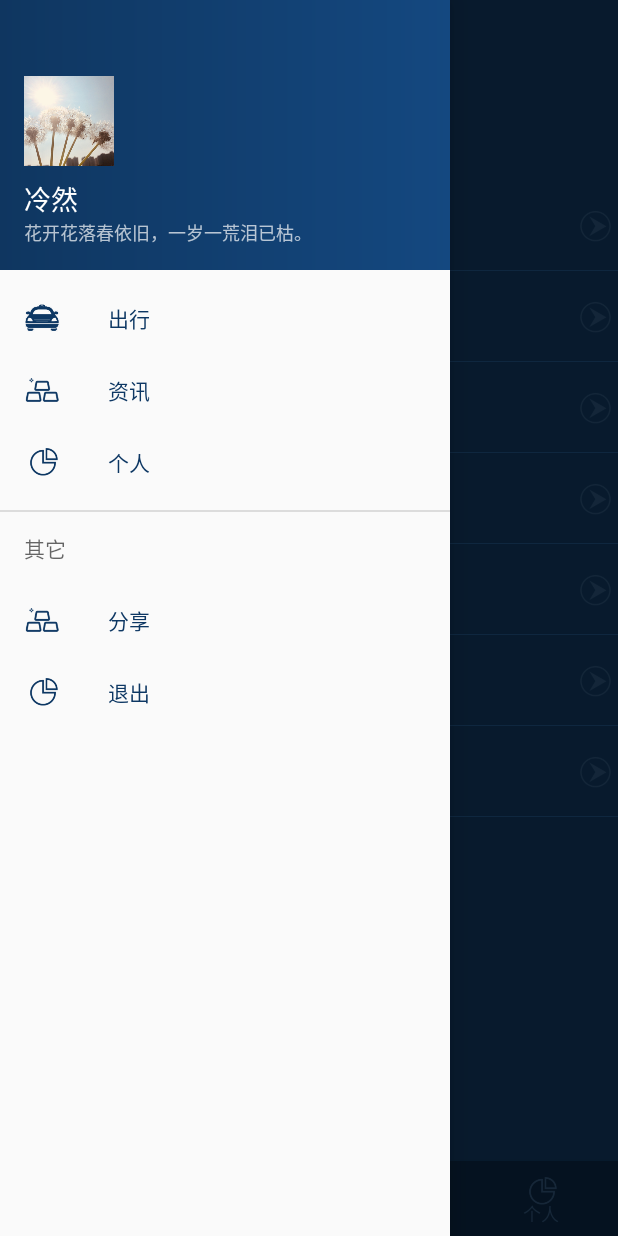
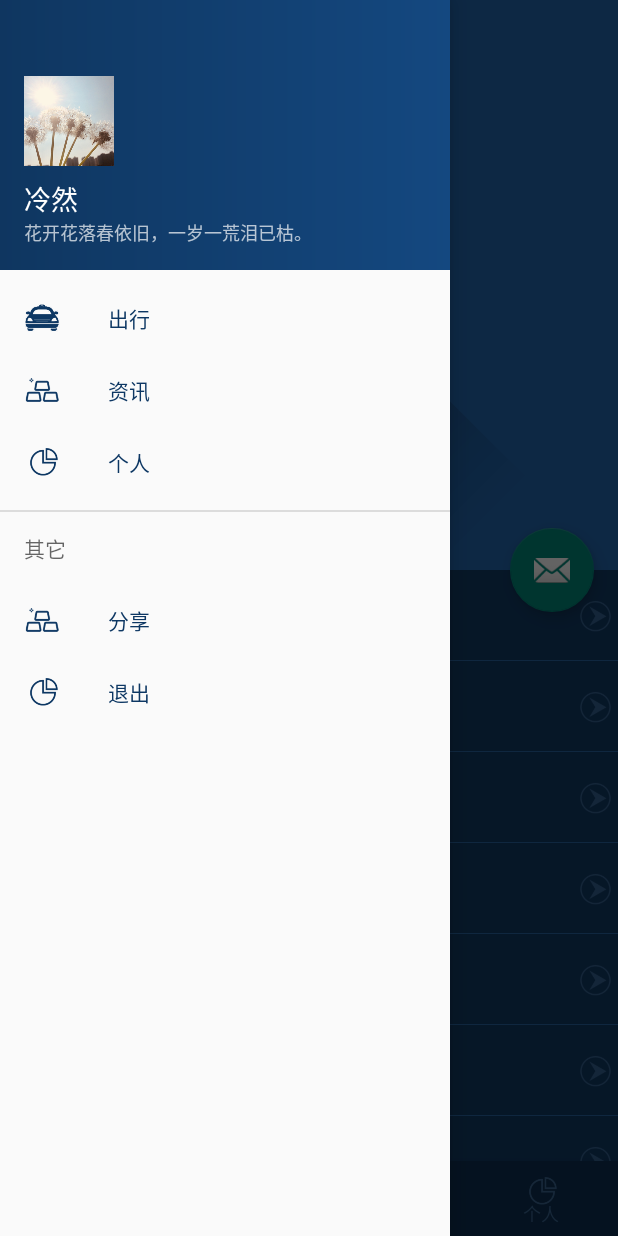
Before and after one commit to yashell/yargs_android, an Android app: the fragment user placed in its activity, with the side drawer open, on a phone screen of 412 x 824 dp. Run offline under Robolectric (Android 15) with nearby library versions, the phone set to English and light mode, and no system bars; libraries missing offline, so code that uses them is left out: com.amap.api.

Commit message:
用户换recyclerView

```diff
--- a/app/src/main/AndroidManifest.xml
+++ b/app/src/main/AndroidManifest.xml
@@ -51,7 +51,6 @@
                 <category android:name="android.intent.category.DEFAULT" />
             </intent-filter>
         </activity>
-
     </application>
 
 </manifest>
--- /dev/null
+++ b/app/src/main/java/activity/yargs/MyRecyclerViewAdapter.java
@@ -0,0 +1,121 @@
+package activity.yargs;
+
+import android.content.Context;
+import android.view.View;
+import android.view.ViewGroup;
+import android.widget.ImageView;
+import android.widget.TextView;
+import android.widget.Toast;
+
+import androidx.annotation.NonNull;
+import androidx.recyclerview.widget.RecyclerView;
+
+import java.util.ArrayList;
+
+public class MyRecyclerViewAdapter extends RecyclerView.Adapter<MyRecyclerViewAdapter.MyViewHodler> {
+    private Context context;
+    private ArrayList<String> datas;
+    private ArrayList<Integer> images;
+
+    public MyRecyclerViewAdapter(Context context, ArrayList<String> datas ,ArrayList<Integer> images) {
+        this.context = context;
+        this.datas = datas;
+        this.images = images;
+    }
+
+    /**
+     * 相当于getview方法中创建view和viewHolder
+     *
+     * @param parent
+     * @param viewType
+     * @return
+     */
+    @NonNull
+    @Override
+    public MyViewHodler onCreateViewHolder(@NonNull ViewGroup parent, int viewType) {
+        View itemView = View.inflate(context, R.layout.user_list, null);
+        return new MyViewHodler(itemView);
+    }
+
+    /**
+     * 相当于getview方法中绑定数据的部分
+     *
+     * @param holder
+     * @param position
+     */
+    @Override
+    public void onBindViewHolder(@NonNull MyViewHodler holder, int position) {
+        // 根据位置得到相应的数据
+        String data = datas.get(position);
+        holder.tv_title.setText(data);
+
+        Integer image = images.get(position);
+        holder.tv_icon.setImageResource(image);
+
+    }
+
+    /**
+     * 得到总条数
+     *
+     * @return
+     */
+    @Override
+    public int getItemCount() {
+        return datas.size();
+    }
+
+    class MyViewHodler extends RecyclerView.ViewHolder {
+        private ImageView tv_icon;
+        private TextView tv_title;
+
+        public MyViewHodler(@NonNull View itemView) {
+            super(itemView);
+            tv_icon = (ImageView) itemView.findViewById(R.id.imageView);
+            tv_title = (TextView) itemView.findViewById(R.id.textk);
+
+            // itemView 是整行
+            itemView.setOnClickListener(new View.OnClickListener() {
+                @Override
+                public void onClick(View v) {
+                    if (onItemClickListener != null) {
+                        onItemClickListener.onItemClick(v, datas.get(getLayoutPosition()),getLayoutPosition());
+                    }
+                }
+            });
+
+            tv_icon.setOnClickListener(new View.OnClickListener() {
+                @Override
+                public void onClick(View v) {
+                    Toast.makeText(context,"我是图片"+datas.get(getLayoutPosition()),Toast.LENGTH_SHORT).show();
+                }
+            });
+
+        }
+    }
+
+    /**
+     * 点击RecyclerView某条的监听
+     */
+    public interface OnItemClickListener {
+
+        /**
+         * 当RecyclerView某个被点击时回调
+         *
+         * @param view 点击item视图
+         * @param data 点击得到的数据
+         */
+        public void onItemClick(View view, String data,int index);
+    }
+
+    private OnItemClickListener onItemClickListener;
+
+    /**
+     * 设置RecyclerView某个监听
+     *
+     * @param onItemClickListener
+     */
+    public void setOnItemClickListener(OnItemClickListener onItemClickListener) {
+        this.onItemClickListener = onItemClickListener;
+    }
+
+}
--- a/app/src/main/java/activity/yargs/user.java
+++ b/app/src/main/java/activity/yargs/user.java
@@ -1,9 +1,11 @@
 package activity.yargs;
 
+import android.app.Activity;
 import android.content.Intent;
 import android.net.Uri;
 import android.os.Bundle;
 
+import android.util.Log;
 import android.view.LayoutInflater;
 import android.view.View;
 import android.view.ViewGroup;
@@ -15,7 +17,16 @@ import android.widget.ListView;
 import android.widget.TextView;
 import android.widget.Toast;
 
+import androidx.appcompat.app.AppCompatActivity;
+import androidx.appcompat.widget.Toolbar;
+import androidx.core.content.ContextCompat;
 import androidx.fragment.app.Fragment;
+import androidx.recyclerview.widget.DividerItemDecoration;
+import androidx.recyclerview.widget.LinearLayoutManager;
+import androidx.recyclerview.widget.RecyclerView;
+
+import java.util.ArrayList;
+
 import zxing.Constants;
 import zxing.activity.CaptureActivity;
 
@@ -23,6 +34,9 @@ public class user extends Fragment {
 
     private  String[]
             data={"修改密码","我的相册","分析统计","位置分享","扫二维码","我的二维码","拨打电话"};
+    private RecyclerView recyclerview;
+    private ArrayList<String> datas;
+    private ArrayList<Integer> images;
 
 
     private ListView listView;
@@ -36,28 +50,30 @@ public class user extends Fragment {
     public View onCreateView(LayoutInflater inflater, ViewGroup container,
                              Bundle savedInstanceState) {
         View view = inflater.inflate(R.layout.user, container, false);
-
         parentAvtivity = inflater.inflate(R.layout.activity_main,container,false);
 
+//        Toolbar toolbar = (Toolbar) view.findViewById(R.id.toolbar);
+//        ((AppCompatActivity) getActivity()).setSupportActionBar(toolbar);
+//
+//        setHasOptionsMenu(true);
 
-        listView=(ListView)view.findViewById(R.id.ssk);  //绑定ListView
-        listView.setAdapter(new MyAdapter());
+        initData();
+        recyclerview =(RecyclerView) view.findViewById(R.id.recyclerview);
+        MyRecyclerViewAdapter adapter = new MyRecyclerViewAdapter(getActivity(),datas,images);
+        recyclerview.setAdapter(adapter);
+        recyclerview.setLayoutManager(new LinearLayoutManager(getActivity(),LinearLayoutManager.VERTICAL,false));
 
-
-        listView.setOnItemClickListener(new AdapterView.OnItemClickListener() {
+        //添加分割线
+        DividerItemDecoration divider = new DividerItemDecoration(getActivity(),DividerItemDecoration.VERTICAL);
+        divider.setDrawable(ContextCompat.getDrawable(getActivity(),R.drawable.divider));
+        recyclerview.addItemDecoration(divider);
+        adapter.setOnItemClickListener(new MyRecyclerViewAdapter.OnItemClickListener() {
             @Override
-            public void onItemClick(AdapterView<?> parent, View view, int position, long id) {
-                //parent为每一项的父容器，也就是那个ListView
-                // view是每一项，也就是item
-                //position是每一项的索引
-                //id 没说哪的id
-
-                switch (position)
+            public void onItemClick(View view, String data, int index) {
+                switch (index)
                 {
                     case 4:
                         //扫二维码
-
-
                         Intent intent = new Intent(getActivity().getBaseContext(), CaptureActivity.class);
                         startActivityForResult(intent, Constants.REQ_QR_CODE);
                         break;
@@ -65,84 +81,48 @@ public class user extends Fragment {
                         //获取输入的电话号码
                         break;
                 }
-
+                Toast.makeText(getActivity(),"data"+data,Toast.LENGTH_SHORT).show();
             }
         });
+
         return view;
     }
 
 
-    class MyAdapter extends BaseAdapter {
-        //数据源中项的个数
-        @Override
-        public int getCount() {
-            return data.length;
-        }
-        //项
-        @Override
-        public Object getItem(int position) {
-            return position;
-        }
+    private void initData() {
+        datas = new ArrayList<>();
+        datas.add("修改密码");
+        datas.add("我的相册");
+        datas.add("分析统计");
+        datas.add("位置分享");
+        datas.add("扫二维码");
+        datas.add("我的二维码");
+        datas.add("拨打电话");
+        datas.add("测试");
+        datas.add("测试");
+        datas.add("测试");
+        datas.add("测试");
+        datas.add("测试");
+        datas.add("测试");
+        datas.add("测试");
+        datas.add("测试");
 
-        @Override
-        public long getItemId(int position) {
-            return position;
-        }
-        //项显示的View position 项的索引
-        @Override
-        public View getView(int position, View convertView, ViewGroup parent) {
-            //解析布局文件，成为View
-            View view;
-            ViewHolder holder=null;
-            if(convertView==null){  //使用converView来提高效率
-                LayoutInflater inflater=LayoutInflater.from(parentAvtivity.getContext());
-                view=inflater.inflate(R.layout.compent_user_list,null);
-                holder=new ViewHolder(view);
-                view.setTag(holder); //在view上保存程序所需要的数据
-            }
-            else {
-                view=convertView;
-                holder=(ViewHolder) view.getTag();  //取出之前的数据
-            }
-
-            //填充当前项的数据
-            //图片的写法
-//            ImageView image=holder.getImage();  //这个图片ID是布局文件中显示图片的ImageView的ID
-            ImageView image=holder.getImage();  //这个图片ID是布局文件中显示图片的ImageView的ID
-            image.setImageResource(imgResIds[position%data.length]);
-            //文本的写法
-            TextView text=holder.getText(); //这个文本ID是布局文件中显示图片的TextView的ID
-            text.setText(data[position%data.length]);
-
-            return view;
-        }
-    }
-
-    //为了优化，创建持有者类
-    class ViewHolder{
-        private View view;
-        private ImageView image;
-        private TextView title;
-        public ViewHolder(View view)
-        {
-            this.view=view;
-        }
-        public ImageView getImage(){
-            if (image==null)
-            {
-                image= (ImageView) view.findViewById(R.id.imageView);
-            }
-            return image;
-        }
-        public TextView getText(){
-            if(title==null)
-            {
-                title=(TextView) view.findViewById(R.id.textk);
-            }
-            return title;
-        }
-
-
+        images = new ArrayList<>();
+        images.add(R.drawable.password);
+        images.add(R.drawable.album_nav);
+        images.add(R.drawable.chart);
+        images.add(R.drawable.map);
+        images.add(R.drawable.sweep_code);
+        images.add(R.drawable.creat_sweep_code);
+        images.add(R.drawable.callphone);
+        images.add(R.drawable.callphone);
+        images.add(R.drawable.callphone);
+        images.add(R.drawable.callphone);
+        images.add(R.drawable.callphone);
+        images.add(R.drawable.callphone);
+        images.add(R.drawable.callphone);
+        images.add(R.drawable.callphone);
+        images.add(R.drawable.callphone);
     }
 
 
@@ -150,6 +130,4 @@ public class user extends Fragment {
 
 
 
-
-
 }
--- /dev/null
+++ b/app/src/main/res/drawable/divider.xml
@@ -0,0 +1,11 @@
+<?xml version="1.0" encoding="utf-8"?>
+<shape xmlns:android="http://schemas.android.com/apk/res/android"
+    android:shape="rectangle">
+    <gradient
+        android:centerColor="#25629f"
+        android:endColor="#25629f"
+        android:startColor="#25629f"
+        android:type="linear" />
+    <size android:height="0.1dp" />
+
+</shape>
--- a/app/src/main/res/layout/compent_user_list.xml
+++ b/app/src/main/res/layout/compent_user_list.xml
@@ -1,6 +1,7 @@
 <LinearLayout xmlns:android="http://schemas.android.com/apk/res/android"
     xmlns:app="http://schemas.android.com/apk/res-auto"
     android:layout_width="match_parent"
+    android:background="#ff4f02"
     android:orientation="horizontal"
     android:gravity="center_vertical"
     android:layout_height="wrap_content">
@@ -13,7 +14,7 @@
         android:layout_marginRight="5dp"
         />
     <TextView
-        android:layout_width="wrap_content"
+        android:layout_width="match_parent"
         android:id="@+id/textk"
         android:layout_weight="1"
         android:gravity="center_vertical"
--- a/app/src/main/res/layout/user.xml
+++ b/app/src/main/res/layout/user.xml
@@ -1,16 +1,104 @@
-<LinearLayout
-    xmlns:android="http://schemas.android.com/apk/res/android"
+<!--<androidx.constraintlayout.widget.ConstraintLayout xmlns:android="http://schemas.android.com/apk/res/android"-->
+<!--    xmlns:app="http://schemas.android.com/apk/res-auto"-->
+<!--    xmlns:tools="http://schemas.android.com/tools"-->
+<!--    android:layout_width="match_parent"-->
+<!--    android:layout_height="match_parent"-->
+<!--    tools:context=".MainActivity"-->
+<!--  >-->
+<!--    <LinearLayout-->
+<!--        android:layout_width="match_parent"-->
+<!--        android:layout_height="match_parent"-->
+<!--        android:orientation="vertical"-->
+<!--        tools:ignore="MissingConstraints">-->
+<!--        <LinearLayout-->
+<!--            android:layout_width="match_parent"-->
+<!--            android:layout_height="120dp"></LinearLayout>-->
+<!--    <androidx.recyclerview.widget.RecyclerView-->
+<!--        android:id="@+id/recyclerview"-->
+<!--        android:layout_width="match_parent"-->
+<!--        android:layout_height="match_parent">-->
+<!--    </androidx.recyclerview.widget.RecyclerView>-->
+<!--    </LinearLayout>-->
+<!--&lt;!&ndash;    <ListView&ndash;&gt;-->
+<!--&lt;!&ndash;        android:layout_width="match_parent"&ndash;&gt;-->
+<!--&lt;!&ndash;        android:layout_height="match_parent"&ndash;&gt;-->
+<!--&lt;!&ndash;        android:divider="#25629f"&ndash;&gt;-->
+<!--&lt;!&ndash;        android:dividerHeight="1px"&ndash;&gt;-->
+<!--&lt;!&ndash;        android:id="@+id/ssk"></ListView>&ndash;&gt;-->
+<!--&lt;!&ndash;</LinearLayout>&ndash;&gt;-->
+<!--</androidx.constraintlayout.widget.ConstraintLayout>-->
+
+<androidx.coordinatorlayout.widget.CoordinatorLayout xmlns:android="http://schemas.android.com/apk/res/android"
+xmlns:app="http://schemas.android.com/apk/res-auto"
+xmlns:tools="http://schemas.android.com/tools"
+android:layout_width="match_parent"
+android:layout_height="match_parent"
+android:fitsSystemWindows="true">
+
+<com.google.android.material.appbar.AppBarLayout
+    android:id="@+id/app_bar"
+    android:layout_width="match_parent"
+    android:layout_height="380dp"
+    android:fitsSystemWindows="true"
+    android:theme="@style/AppTheme">
+
+    <com.google.android.material.appbar.CollapsingToolbarLayout
+        android:id="@+id/toolbar_layout"
+        android:layout_width="match_parent"
+        android:layout_height="match_parent"
+        android:fitsSystemWindows="true"
+        app:contentScrim="?attr/colorPrimary"
+        app:layout_scrollFlags="scroll|exitUntilCollapsed"
+        app:toolbarId="@+id/toolbar">
+
+        <TextView
+            android:layout_width="wrap_content"
+            android:layout_height="wrap_content"
+            android:text="32123" />
+        <ImageView
+            android:layout_width="match_parent"
+            android:layout_height="match_parent"
+            android:src="@drawable/ic_launcher_foreground"></ImageView>
+        <androidx.appcompat.widget.Toolbar
+            android:id="@+id/toolbar"
+            android:layout_width="match_parent"
+            android:layout_height="?attr/actionBarSize"
+            app:layout_collapseMode="pin"
+            app:popupTheme="@style/AppTheme" ></androidx.appcompat.widget.Toolbar>
+
+    </com.google.android.material.appbar.CollapsingToolbarLayout>
+</com.google.android.material.appbar.AppBarLayout>
+
+<androidx.core.widget.NestedScrollView
     android:layout_width="match_parent"
     android:layout_height="match_parent"
-    android:orientation="vertical">
-        <LinearLayout
-            android:layout_width="match_parent"
-            android:layout_height="120dp"></LinearLayout>
+    app:layout_behavior="@string/appbar_scrolling_view_behavior"
+    >
+    <androidx.recyclerview.widget.RecyclerView
+        android:id="@+id/recyclerview"
+        android:layout_width="match_parent"
+        android:layout_height="match_parent">
+    </androidx.recyclerview.widget.RecyclerView>
+<!--    <LinearLayout-->
+<!--        android:layout_width="match_parent"-->
+<!--        android:layout_height="match_parent"-->
+<!--        android:orientation="vertical"-->
+<!--        tools:ignore="MissingConstraints">-->
+<!--        <LinearLayout-->
+<!--            android:layout_width="match_parent"-->
+<!--            android:layout_height="120dp"></LinearLayout>-->
+<!--       -->
+<!--    </LinearLayout>-->
 
-    <ListView
-        android:layout_width="match_parent"
-        android:layout_height="match_parent"
-        android:divider="#25629f"
-        android:dividerHeight="1px"
-        android:id="@+id/ssk"></ListView>
-</LinearLayout>
+</androidx.core.widget.NestedScrollView>
+
+<com.google.android.material.floatingactionbutton.FloatingActionButton
+    android:id="@+id/fab"
+    android:layout_width="wrap_content"
+    android:layout_height="wrap_content"
+    android:layout_margin="16dp"
+    app:layout_anchor="@id/app_bar"
+    app:layout_anchorGravity="bottom|end"
+    app:srcCompat="@android:drawable/ic_dialog_email" />
+
+</androidx.coordinatorlayout.widget.CoordinatorLayout>
--- /dev/null
+++ b/app/src/main/res/layout/user_list.xml
@@ -0,0 +1,39 @@
+<?xml version="1.0" encoding="utf-8"?>
+<RelativeLayout xmlns:android="http://schemas.android.com/apk/res/android"
+    android:layout_width="match_parent"
+    android:layout_height="wrap_content">
+    <LinearLayout
+        android:gravity="center"
+        android:background="#22000000"
+        android:layout_width="match_parent"
+        android:layout_height="wrap_content"
+        android:orientation="horizontal"
+        >
+        <ImageView
+            android:id="@+id/imageView"
+            android:layout_width="30dp"
+            android:layout_height="30dp"
+            android:src="@drawable/map"
+            android:layout_marginLeft="5dp"
+            android:layout_marginRight="5dp"
+            />
+        <TextView
+            android:layout_width="match_parent"
+            android:id="@+id/textk"
+            android:layout_weight="1"
+            android:gravity="center_vertical"
+            android:layout_height="60dp"
+            android:textSize="14sp"
+            android:textColor="@color/colorTextA"
+            android:text="我是一个复杂的Toast" />
+
+        <ImageView
+            android:id="@+id/imageView2"
+            android:layout_width="30dp"
+            android:layout_height="30dp"
+            android:src="@drawable/right"/>
+
+
+    </LinearLayout>
+
+</RelativeLayout>
```
